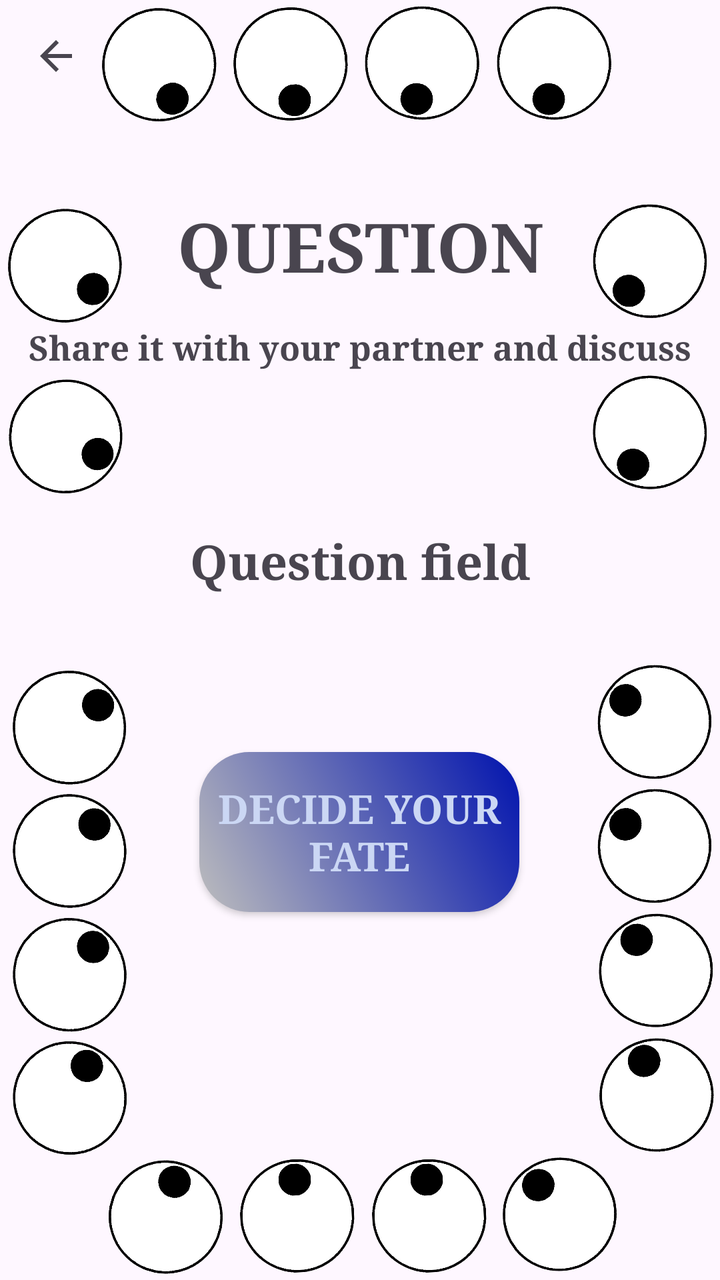
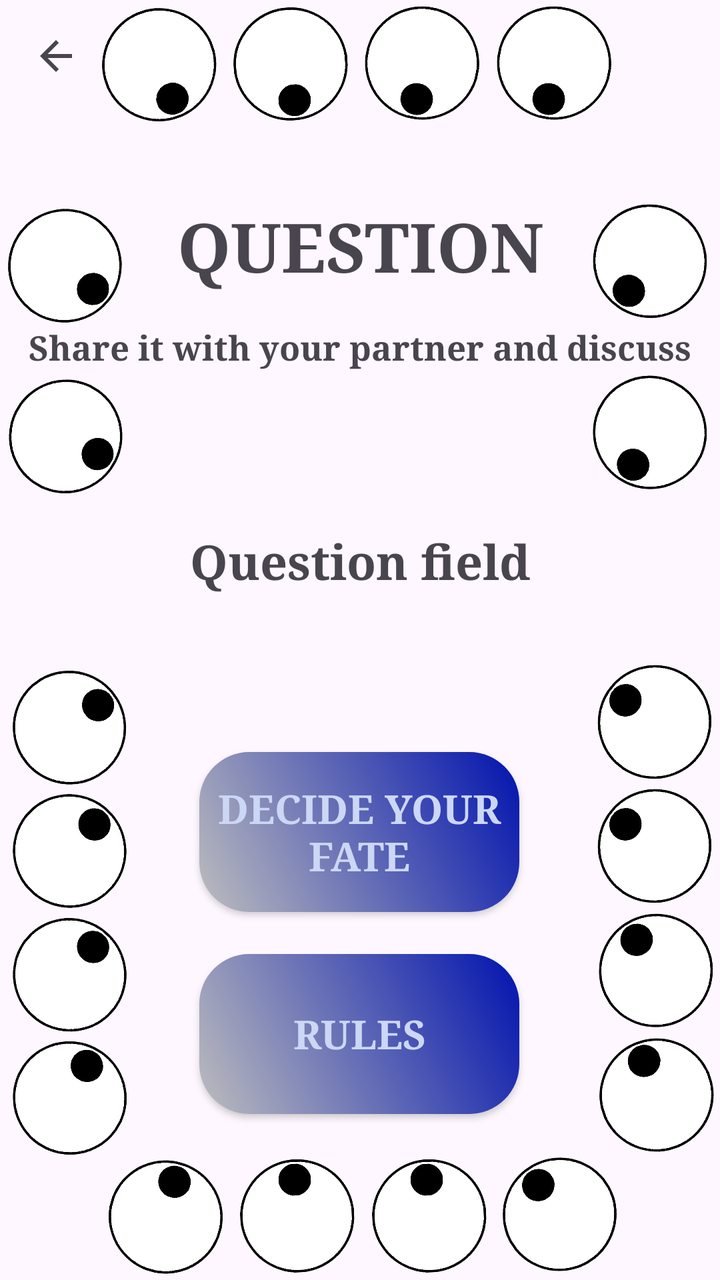

Before-and-after screenshots of an Android layout around one commit, followed by the original layout XML and the change that was made.
<!-- AndroidManifest.xml: application theme Theme.GameCollection -->
<!-- res/layout/activity_paranoia_question.xml -->
<?xml version="1.0" encoding="utf-8"?>
<androidx.constraintlayout.widget.ConstraintLayout xmlns:android="http://schemas.android.com/apk/res/android"
    xmlns:app="http://schemas.android.com/apk/res-auto"
    xmlns:tools="http://schemas.android.com/tools"
    android:id="@+id/main"
    android:layout_width="match_parent"
    android:layout_height="match_parent"
    tools:context=".paranoia.ParanoiaQuestionActivity">

    <ImageView
        android:id="@+id/imageView32"
        android:layout_width="66dp"
        android:layout_height="62dp"
        android:rotation="-45"
        android:rotationX="-1"
        android:rotationY="1"
        app:layout_constraintBottom_toTopOf="@+id/imageView33"
        app:layout_constraintStart_toStartOf="parent"
        app:srcCompat="@drawable/eye" />

    <TextView
        android:id="@+id/textView"
        android:layout_width="wrap_content"
        android:layout_height="wrap_content"
        android:layout_marginTop="100dp"
        android:fontFamily="serif"
        android:text="QUESTION"
        android:textSize="34sp"
        android:textStyle="bold"
        app:layout_constraintEnd_toEndOf="parent"
        app:layout_constraintStart_toStartOf="parent"
        app:layout_constraintTop_toTopOf="parent" />

    <TextView
        android:id="@+id/textViewQuestion"
        android:layout_width="0dp"
        android:layout_height="wrap_content"
        android:layout_marginStart="32dp"
        android:layout_marginEnd="32dp"
        android:fontFamily="serif"
        android:text="Question field"
        android:textAlignment="center"
        android:textSize="24sp"
        android:textStyle="bold"
        app:layout_constraintBottom_toTopOf="@+id/buttonCoinFlip"
        app:layout_constraintEnd_toEndOf="parent"
        app:layout_constraintHorizontal_bias="0.501"
        app:layout_constraintStart_toStartOf="parent"
        app:layout_constraintTop_toBottomOf="@+id/textView3" />

    <androidx.appcompat.widget.AppCompatButton
        android:id="@+id/buttonCoinFlip"
        android:layout_width="160dp"
        android:layout_height="80dp"
        android:background="@drawable/paranoia_button"
        android:fontFamily="serif"
        android:text="Decide your fate"

        android:textColor="@color/paranoiaButtonTextColour"
        android:textSize="20sp"
        android:textStyle="bold"
        app:layout_constraintBottom_toTopOf="@+id/imageView23"
        app:layout_constraintEnd_toEndOf="parent"
        app:layout_constraintHorizontal_bias="0.498"
        app:layout_constraintStart_toStartOf="parent" />

    <TextView
        android:id="@+id/textView3"
        android:layout_width="wrap_content"
        android:layout_height="wrap_content"
        android:layout_marginTop="16dp"
        android:fontFamily="serif"
        android:text="Share it with your partner and discuss"
        android:textAlignment="viewStart"
        android:textSize="17sp"
        android:textStyle="bold"
        app:layout_constraintEnd_toEndOf="parent"
        app:layout_constraintStart_toStartOf="parent"
        app:layout_constraintTop_toBottomOf="@+id/textView" />

    <ImageView
        android:id="@+id/imageView20"
        android:layout_width="66dp"
        android:layout_height="62dp"
        android:layout_marginStart="60dp"
        android:rotation="71"
        android:rotationX="-1"
        android:rotationY="1"
        app:layout_constraintEnd_toStartOf="@+id/imageView22"
        app:layout_constraintHorizontal_bias="0.5"
        app:layout_constraintStart_toStartOf="parent"
        app:layout_constraintTop_toTopOf="parent"
        app:srcCompat="@drawable/eye" />

    <ImageView
        android:id="@+id/imageView21"
        android:layout_width="66dp"
        android:layout_height="62dp"
        android:layout_marginEnd="60dp"
        android:rotation="101"
        android:rotationX="-1"
        android:rotationY="1"
        app:layout_constraintEnd_toEndOf="parent"
        app:layout_constraintHorizontal_bias="0.5"
        app:layout_constraintStart_toEndOf="@+id/imageView41"
        app:layout_constraintTop_toTopOf="parent"
        app:srcCompat="@drawable/eye" />

    <ImageView
        android:id="@+id/imageView22"
        android:layout_width="66dp"
        android:layout_height="62dp"
        android:rotation="86"
        android:rotationX="-1"
        android:rotationY="1"
        app:layout_constraintEnd_toStartOf="@+id/imageView41"
        app:layout_constraintHorizontal_bias="0.5"
        app:layout_constraintStart_toEndOf="@+id/imageView20"
        app:layout_constraintTop_toTopOf="parent"
        app:srcCompat="@drawable/eye" />

    <ImageView
        android:id="@+id/imageView23"
        android:layout_width="66dp"
        android:layout_height="62dp"
        android:rotation="240"
        android:rotationX="-1"
        android:rotationY="1"
        app:layout_constraintBottom_toTopOf="@+id/imageView35"
        app:layout_constraintEnd_toEndOf="parent"
        app:srcCompat="@drawable/eye" />

    <ImageView
        android:id="@+id/imageView33"
        android:layout_width="66dp"
        android:layout_height="62dp"
        android:rotation="-48"
        android:rotationX="-1"
        android:rotationY="1"
        app:layout_constraintBottom_toTopOf="@+id/imageView34"
        app:layout_constraintStart_toStartOf="parent"
        app:srcCompat="@drawable/eye" />

    <ImageView
        android:id="@+id/imageView34"
        android:layout_width="66dp"
        android:layout_height="62dp"
        android:layout_marginBottom="60dp"
        android:rotation="-60"
        android:rotationX="-1"
        android:rotationY="1"
        app:layout_constraintBottom_toBottomOf="parent"
        app:layout_constraintStart_toStartOf="parent"
        app:srcCompat="@drawable/eye" />

    <ImageView
        android:id="@+id/imageView42"
        android:layout_width="66dp"
        android:layout_height="62dp"
        android:layout_marginStart="60dp"
        android:rotation="-74"
        android:rotationX="-1"
        android:rotationY="1"
        app:layout_constraintBottom_toBottomOf="parent"
        app:layout_constraintEnd_toStartOf="@+id/imageView36"
        app:layout_constraintHorizontal_bias="0.5"
        app:layout_constraintHorizontal_chainStyle="spread"
        app:layout_constraintStart_toEndOf="@+id/imageView34"
        app:layout_constraintStart_toStartOf="parent"
        app:srcCompat="@drawable/eye" />

    <ImageView
        android:id="@+id/imageView36"
        android:layout_width="66dp"
        android:layout_height="62dp"
        android:rotation="-92"
        android:rotationX="-1"
        android:rotationY="1"
        app:layout_constraintBottom_toBottomOf="parent"
        app:layout_constraintEnd_toStartOf="@+id/imageView37"
        app:layout_constraintHorizontal_bias="0.5"
        app:layout_constraintStart_toEndOf="@+id/imageView42"
        app:srcCompat="@drawable/eye" />

    <ImageView
        android:id="@+id/imageView37"
        android:layout_width="66dp"
        android:layout_height="62dp"
        android:rotation="-92"
        android:rotationX="-1"
        android:rotationY="1"
        app:layout_constraintBottom_toBottomOf="parent"
        app:layout_constraintEnd_toStartOf="@+id/imageView38"
        app:layout_constraintHorizontal_bias="0.5"
        app:layout_constraintStart_toEndOf="@+id/imageView36"
        app:srcCompat="@drawable/eye" />

    <ImageView
        android:id="@+id/imageView38"
        android:layout_width="66dp"
        android:layout_height="62dp"
        android:layout_marginEnd="60dp"
        android:rotation="-124"
        android:rotationX="-1"
        android:rotationY="1"
        app:layout_constraintBottom_toBottomOf="parent"
        app:layout_constraintEnd_toEndOf="parent"
        app:layout_constraintStart_toEndOf="@+id/imageView37"
        app:srcCompat="@drawable/eye" />

    <ImageView
        android:id="@+id/imageView35"
        android:layout_width="66dp"
        android:layout_height="62dp"
        android:layout_marginBottom="60dp"
        android:rotation="252"
        android:rotationX="-1"
        android:rotationY="1"
        app:layout_constraintBottom_toBottomOf="parent"
        app:layout_constraintEnd_toEndOf="parent"
        app:srcCompat="@drawable/eye" />

    <ImageView
        android:id="@+id/imageView39"
        android:layout_width="66dp"
        android:layout_height="62dp"
        android:rotation="-36"
        android:rotationX="-1"
        android:rotationY="1"
        app:layout_constraintBottom_toTopOf="@+id/imageView32"
        app:layout_constraintStart_toStartOf="parent"
        app:srcCompat="@drawable/eye" />

    <ImageView
        android:id="@+id/imageView40"
        android:layout_width="66dp"
        android:layout_height="62dp"
        android:rotation="-141"
        android:rotationX="-1"
        android:rotationY="1"
        app:layout_constraintBottom_toTopOf="@+id/imageView23"
        app:layout_constraintEnd_toEndOf="parent"
        app:srcCompat="@drawable/eye" />

    <ImageView
        android:id="@+id/imageView43"
        android:layout_width="66dp"
        android:layout_height="62dp"
        android:rotation="-141"
        android:rotationX="-1"
        android:rotationY="1"
        app:layout_constraintBottom_toTopOf="@+id/imageView40"
        app:layout_constraintEnd_toEndOf="parent"
        app:srcCompat="@drawable/eye" />

    <ImageView
        android:id="@+id/imageView24"
        android:layout_width="66dp"
        android:layout_height="62dp"
        android:rotation="42"
        android:rotationX="-1"
        android:rotationY="1"
        app:layout_constraintBottom_toTopOf="@+id/textView3"
        app:layout_constraintStart_toStartOf="parent"
        app:srcCompat="@drawable/eye" />

    <ImageView
        android:id="@+id/imageView25"
        android:layout_width="66dp"
        android:layout_height="62dp"
        android:rotation="-232"
        android:rotationX="-1"
        android:rotationY="1"
        app:layout_constraintBottom_toTopOf="@+id/textView3"
        app:layout_constraintEnd_toEndOf="parent"
        app:srcCompat="@drawable/eye" />

    <ImageView
        android:id="@+id/imageView41"
        android:layout_width="66dp"
        android:layout_height="62dp"
        android:rotation="101"
        android:rotationX="-1"
        android:rotationY="1"
        app:layout_constraintEnd_toStartOf="@+id/imageView21"
        app:layout_constraintHorizontal_bias="0.5"
        app:layout_constraintStart_toEndOf="@+id/imageView22"
        app:layout_constraintTop_toTopOf="parent"
        app:srcCompat="@drawable/eye" />

    <ImageView
        android:id="@+id/imageView31"
        android:layout_width="66dp"
        android:layout_height="62dp"
        android:rotation="-240"
        android:rotationX="-1"
        android:rotationY="1"
        app:layout_constraintEnd_toEndOf="parent"
        app:layout_constraintTop_toBottomOf="@+id/textView3"
        app:srcCompat="@drawable/eye" />

    <ImageView
        android:id="@+id/imageView30"
        android:layout_width="66dp"
        android:layout_height="62dp"
        android:rotation="31"
        android:rotationX="-1"
        android:rotationY="1"
        app:layout_constraintStart_toStartOf="parent"
        app:layout_constraintTop_toBottomOf="@+id/textView3"
        app:srcCompat="@drawable/eye" />

    <ImageButton
        android:id="@+id/buttonBack"
        android:layout_width="40dp"
        android:layout_height="40dp"
        android:layout_marginStart="8dp"
        android:layout_marginTop="8dp"
        android:background="?attr/selectableItemBackgroundBorderless"
        android:contentDescription="Back"
        android:padding="8dp"
        android:src="@drawable/arrow_back"
        app:layout_constraintStart_toStartOf="parent"
        app:layout_constraintTop_toTopOf="parent" />

</androidx.constraintlayout.widget.ConstraintLayout>
<!-- resources referenced by this layout -->
<resources>
  <color name="paranoiaButtonTextColour">#cbd7f4</color>
  <!-- drawable arrow_back (drawable) -->
  <vector xmlns:android="http://schemas.android.com/apk/res/android" android:autoMirrored="true" android:height="24dp" android:tint="?attr/colorControlNormal" android:viewportHeight="24" android:viewportWidth="24" android:width="24dp">
  
      <path
          android:fillColor="@android:color/white"
          android:pathData="M20,11H7.83l5.59,-5.59L12,4l-8,8 8,8 1.41,-1.41L7.83,13H20v-2z"/>
      
  </vector>
  <!-- drawable eye: png bitmap (drawable, 28581 bytes) -->
  <!-- drawable paranoia_button (drawable) -->
  <?xml version="1.0" encoding="utf-8"?>
  <shape xmlns:android="http://schemas.android.com/apk/res/android" android:shape="rectangle">
      <gradient
          android:angle="45"
          android:startColor="#BDBDBD"
          android:endColor="#0113ae"/>
      <corners android:radius="25dp" />
  </shape>
  <style name="Theme.GameCollection" parent="Base.Theme.GameCollection" />
  <style name="Base.Theme.GameCollection" parent="Theme.Material3.DayNight.NoActionBar">
          
          
      </style>
</resources>

<!-- the commit's change to res/layout/activity_paranoia_question.xml (unified diff, before → after) -->
@@ -63,6 +63,23 @@
         app:layout_constraintEnd_toEndOf="parent"
         app:layout_constraintHorizontal_bias="0.498"
         app:layout_constraintStart_toStartOf="parent" />
+
+    <androidx.appcompat.widget.AppCompatButton
+        android:id="@+id/buttonRules"
+        android:layout_width="160dp"
+        android:layout_height="80dp"
+        android:background="@drawable/paranoia_button"
+        android:fontFamily="serif"
+
+        android:text="Rules"
+        android:textColor="@color/paranoiaButtonTextColour"
+        android:textSize="20sp"
+        android:textStyle="bold"
+        app:layout_constraintBottom_toTopOf="@+id/imageView36"
+        app:layout_constraintEnd_toEndOf="parent"
+        app:layout_constraintHorizontal_bias="0.498"
+        app:layout_constraintStart_toStartOf="parent"
+        app:layout_constraintTop_toBottomOf="@+id/buttonCoinFlip" />
 
     <TextView
         android:id="@+id/textView3"
